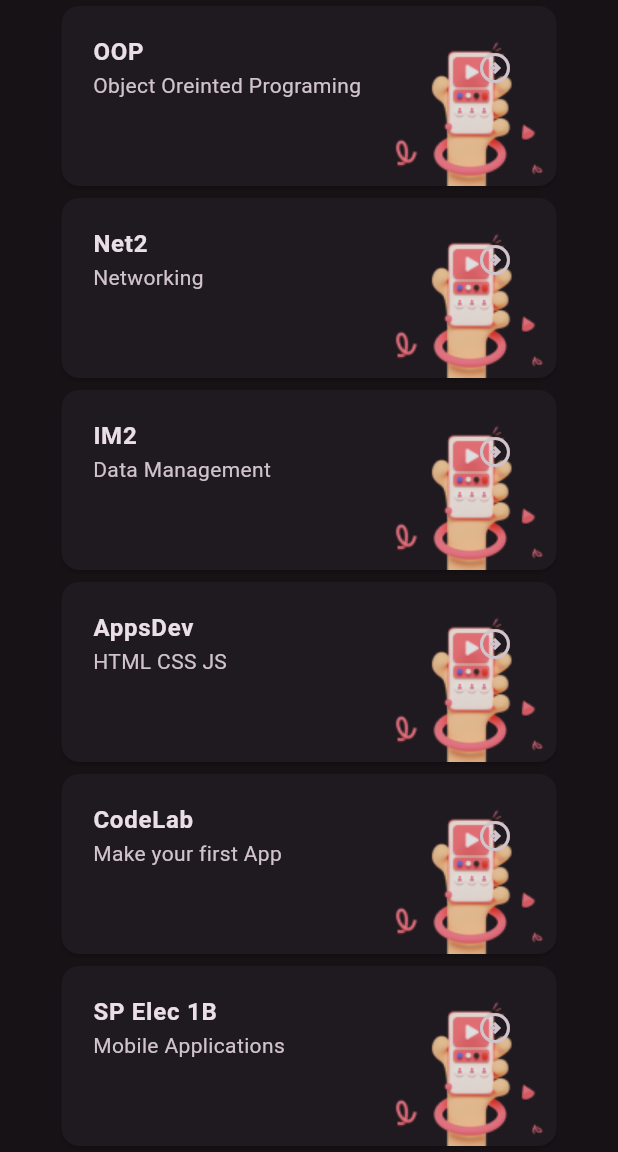
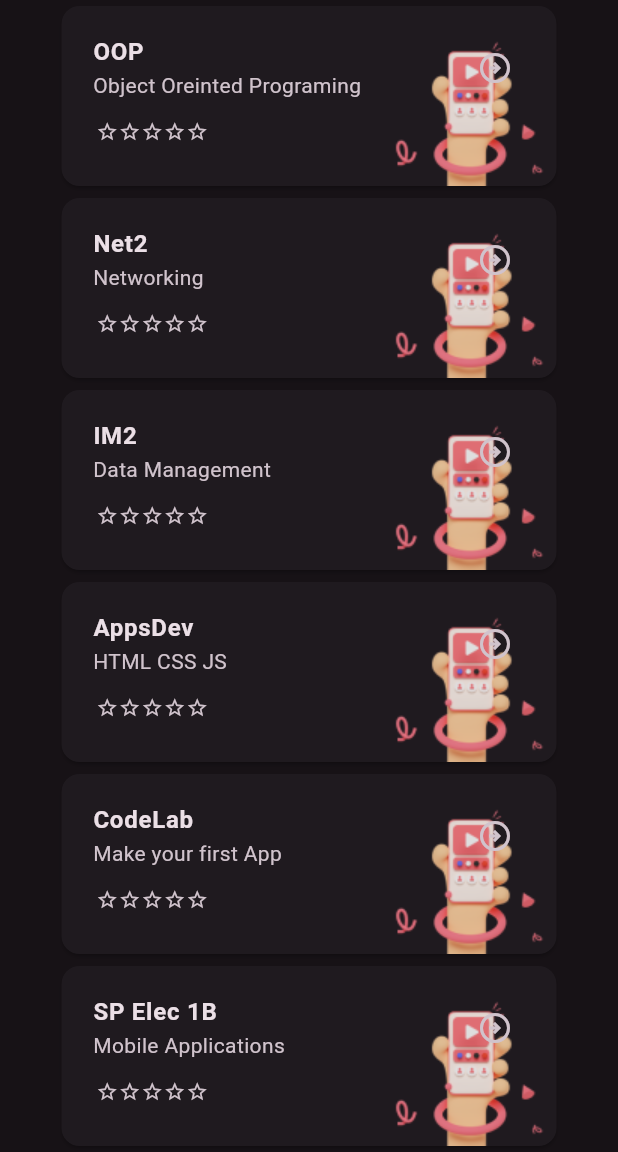
Before and after one commit to gjake122221/course_app, a Flutter app: the screen it shows after launch, scrolled down 636 dp, on a phone screen of 412 x 824 dp, the part 84-1236 px from its top. Run offline on Flutter 3.47's test engine with Material 2 defaults, Android fonts, the phone set to English and light mode, and no system bars.

Commit message:
Add stateful class for star raiting

```diff
--- a/lib/content/cards.dart
+++ b/lib/content/cards.dart
@@ -13,7 +13,8 @@ class CrtCard extends StatelessWidget {
     required this.width,
     required this.height,
     required this.id,
-    this.suggestion,
+    required this.suggestion,
+    required this.visibleRating,
   });
   final String cardtitle;
   final String cardsubtitle;
@@ -22,7 +23,8 @@ class CrtCard extends StatelessWidget {
   final double width;
   final double height;
   final int id;
-  final String? suggestion;
+  final String suggestion;
+  final bool visibleRating;
   @override
   Widget build(BuildContext context) {
     var appState = context.watch<MyAppState>();
@@ -51,7 +53,10 @@ class CrtCard extends StatelessWidget {
                     fontWeight: FontWeight.bold,
                   ),
                 ),
-                subtitle: Text(cardsubtitle),
+                subtitle: Text(
+                  cardsubtitle,
+                  overflow: TextOverflow.ellipsis,
+                ),
                 onTap: () => {
                   appState.cardtitle(id),
                 },
@@ -64,10 +69,64 @@ class CrtCard extends StatelessWidget {
             child: Card(
               child: Padding(
                 padding: const EdgeInsets.all(8.0),
-                child: Text(suggestion!),
+                child: Text(suggestion),
               ),
             ),
           ),
+          Positioned(
+              top: 60,
+              left: 15,
+              child: Visibility(
+                visible: visibleRating,
+                child: StarRating(),
+              ))
+        ],
+      ),
+    );
+  }
+}
+
+class StarRating extends StatefulWidget {
+  const StarRating({super.key});
+
+  @override
+  State<StarRating> createState() => _StarRatingState();
+}
+
+class _StarRatingState extends State<StarRating> {
+  var count = 0;
+  List<IconData> icon = [
+    Icons.star_border,
+    Icons.star_border,
+    Icons.star_border,
+    Icons.star_border,
+    Icons.star_border,
+  ];
+
+  @override
+  Widget build(BuildContext context) {
+    return IconButton(
+      iconSize: 15,
+      onPressed: () {
+        setState(() {
+          if (count < 5) {
+            icon[count] = Icons.star;
+            count++;
+          } else {
+            for (var i = 0; i < icon.length; i++) {
+              icon[i] = Icons.star_border;
+            }
+            count = 0;
+          }
+        });
+      },
+      icon: Row(
+        children: [
+          Icon(icon[0]),
+          Icon(icon[1]),
+          Icon(icon[2]),
+          Icon(icon[3]),
+          Icon(icon[4]),
         ],
       ),
     );
@@ -83,6 +142,7 @@ var card0h = CrtCard(
   height: 300,
   id: 0,
   suggestion: 'Recommended',
+  visibleRating: false,
 );
 var card1h = CrtCard(
   cardtitle: 'AppsDev',
@@ -93,6 +153,7 @@ var card1h = CrtCard(
   height: 300,
   id: 1,
   suggestion: 'New Class',
+  visibleRating: false,
 );
 var card2h = CrtCard(
   cardtitle: 'IM2',
@@ -103,6 +164,7 @@ var card2h = CrtCard(
   height: 300,
   id: 2,
   suggestion: 'New Class',
+  visibleRating: false,
 );
 var card3h = CrtCard(
   cardtitle: 'Net2',
@@ -113,6 +175,7 @@ var card3h = CrtCard(
   height: 300,
   id: 3,
   suggestion: 'Recommended',
+  visibleRating: false,
 );
 var card0v = CrtCard(
   cardtitle: 'SP Elec 1B',
@@ -123,6 +186,7 @@ var card0v = CrtCard(
   height: 120,
   id: 0,
   suggestion: '',
+  visibleRating: true,
 );
 var card1v = CrtCard(
   cardtitle: 'AppsDev',
@@ -133,6 +197,7 @@ var card1v = CrtCard(
   height: 120,
   id: 1,
   suggestion: '',
+  visibleRating: true,
 );
 var card2v = CrtCard(
   cardtitle: 'IM2',
@@ -143,6 +208,7 @@ var card2v = CrtCard(
   height: 120,
   id: 2,
   suggestion: '',
+  visibleRating: true,
 );
 var card3v = CrtCard(
   cardtitle: 'Net2',
@@ -153,6 +219,7 @@ var card3v = CrtCard(
   height: 120,
   id: 3,
   suggestion: '',
+  visibleRating: true,
 );
 var card4v = CrtCard(
   cardtitle: 'OOP',
@@ -163,6 +230,7 @@ var card4v = CrtCard(
   height: 120,
   id: 4,
   suggestion: '',
+  visibleRating: true,
 );
 var card5v = CrtCard(
   cardtitle: 'Programing',
@@ -173,6 +241,7 @@ var card5v = CrtCard(
   height: 120,
   id: 5,
   suggestion: '',
+  visibleRating: true,
 );
 var card6v = CrtCard(
   cardtitle: 'CodeLab',
@@ -183,6 +252,7 @@ var card6v = CrtCard(
   height: 120,
   id: 6,
   suggestion: '',
+  visibleRating: true,
 );
 var card7v = CrtCard(
   cardtitle: 'DVA',
@@ -193,4 +263,5 @@ var card7v = CrtCard(
   height: 120,
   id: 7,
   suggestion: '',
+  visibleRating: true,
 );
```
